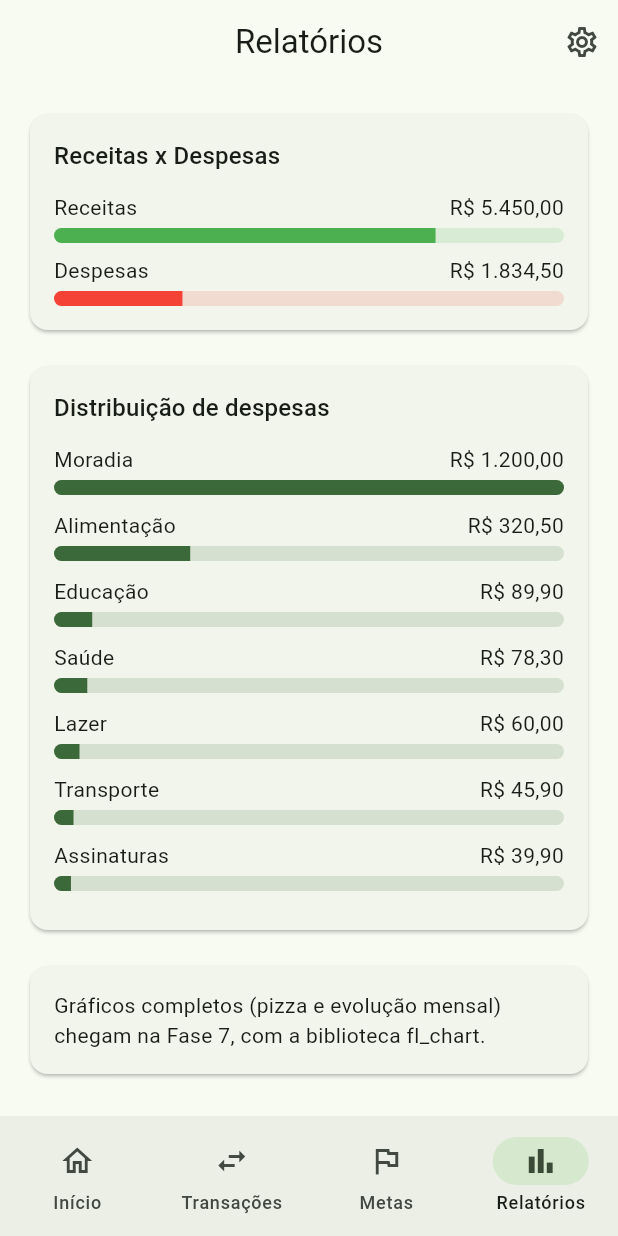
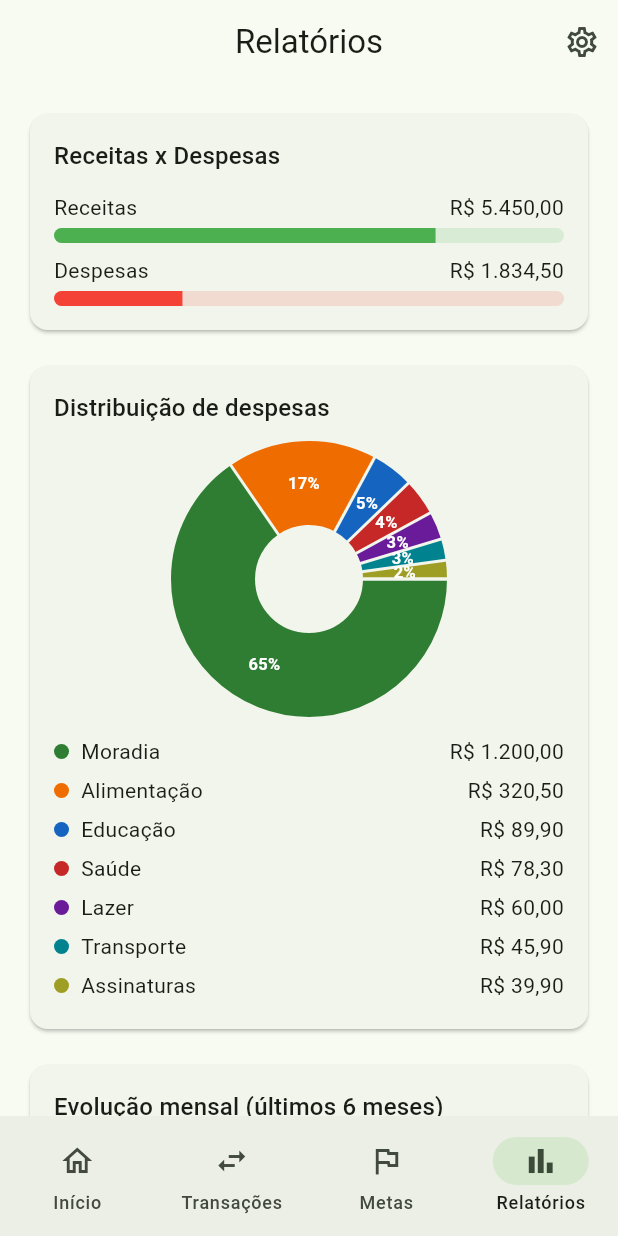
Before and after one commit to Bruno-Battisti/vida-financeira, a Flutter app: the screen it shows after launch, item 4 of the bottom bar chosen, on a phone screen of 412 x 824 dp. Run offline on Flutter 3.47's test engine with Material 3 defaults, Android fonts, the phone set to English and light mode, and no system bars; drawn by our look-alikes of fl_chart; our stand-ins replace drift, drift_flutter, flutter_riverpod, freezed_annotation, go_router, riverpod_annotation; accounts and stored records are empty; generated files the repository leaves out were written again.

Commit message:
feat: add charts to reports screen with fl_chart (Fase 7)
Adiciona reportsDataProvider combinando transacoes + categorias
num unico Future (totais, distribuicao de despesas por categoria
e evolucao mensal dos ultimos 6 meses), evitando AsyncValue
aninhado na tela.

Distribuicao de despesas agora e um PieChart (fl_chart) com
legenda colorida, substituindo as barras de comparacao simples
da Fase 1. Evolucao mensal e um BarChart agrupado (receita vs
despesa por mes, rotulo do mes via DateFormat 'MMM' pt_BR). A
comparacao receitas x despesas do topo continua como barras
simples, ja que nao precisa de biblioteca de graficos.

Teste de widget novo confirma que os dois graficos renderizam
com dados reais vindos do repositorio.

```diff
--- a/lib/features/reports/screens/reports_screen.dart
+++ b/lib/features/reports/screens/reports_screen.dart
@@ -2,47 +2,22 @@ import 'package:flutter/material.dart';
 import 'package:flutter_riverpod/flutter_riverpod.dart';
 
 import '../../../core/utils/formatters.dart';
-import '../../transactions/models/transaction.dart';
-import '../../transactions/providers/categories_provider.dart';
-import '../../transactions/providers/transactions_provider.dart';
+import '../providers/reports_providers.dart';
+import '../widgets/expense_pie_chart.dart';
+import '../widgets/monthly_evolution_chart.dart';
 
 class ReportsScreen extends ConsumerWidget {
   const ReportsScreen({super.key});
 
   @override
   Widget build(BuildContext context, WidgetRef ref) {
-    final transactionsAsync = ref.watch(transactionsProvider);
-    final categoriesAsync = ref.watch(categoriesProvider);
+    final reportsAsync = ref.watch(reportsDataProvider);
 
-    if (transactionsAsync.isLoading || categoriesAsync.isLoading) {
-      return const Center(child: CircularProgressIndicator());
-    }
-    if (transactionsAsync.hasError) {
-      return Center(child: Text('Erro: ${transactionsAsync.error}'));
-    }
-    if (categoriesAsync.hasError) {
-      return Center(child: Text('Erro: ${categoriesAsync.error}'));
-    }
-
-    final transactions = transactionsAsync.requireValue;
-    final categoryMap = {for (final c in categoriesAsync.requireValue) c.id: c};
-
-    final totalIncome = transactions
-        .where((t) => t.type == TransactionType.income)
-        .fold(0.0, (sum, t) => sum + t.amount);
-    final totalExpense = transactions
-        .where((t) => t.type == TransactionType.expense)
-        .fold(0.0, (sum, t) => sum + t.amount);
-    final total = totalIncome + totalExpense;
-
-    final categoryTotals = <int, double>{};
-    for (final t in transactions) {
-      if (t.type != TransactionType.expense) continue;
-      categoryTotals.update(t.categoryId, (v) => v + t.amount, ifAbsent: () => t.amount);
-    }
-    final sortedCategories = categoryTotals.entries.toList()
-      ..sort((a, b) => b.value.compareTo(a.value));
-    final maxCategoryValue = sortedCategories.isEmpty ? 1.0 : sortedCategories.first.value;
+    return reportsAsync.when(
+      loading: () => const Center(child: CircularProgressIndicator()),
+      error: (error, _) => Center(child: Text('Erro: $error')),
+      data: (reports) {
+        final total = reports.totalIncome + reports.totalExpense;
 
         return ListView(
           padding: const EdgeInsets.all(16),
@@ -57,15 +32,15 @@ class ReportsScreen extends ConsumerWidget {
                     const SizedBox(height: 12),
                     _ComparisonBar(
                       label: 'Receitas',
-                  value: totalIncome,
-                  ratio: total == 0 ? 0 : totalIncome / total,
+                      value: reports.totalIncome,
+                      ratio: total == 0 ? 0 : reports.totalIncome / total,
                       color: Colors.green,
                     ),
                     const SizedBox(height: 8),
                     _ComparisonBar(
                       label: 'Despesas',
-                  value: totalExpense,
-                  ratio: total == 0 ? 0 : totalExpense / total,
+                      value: reports.totalExpense,
+                      ratio: total == 0 ? 0 : reports.totalExpense / total,
                       color: Colors.red,
                     ),
                   ],
@@ -81,35 +56,37 @@ class ReportsScreen extends ConsumerWidget {
                   children: [
                     Text('Distribuição de despesas', style: Theme.of(context).textTheme.titleMedium),
                     const SizedBox(height: 12),
-                if (sortedCategories.isEmpty)
-                  const Text('Nenhuma despesa registrada.')
-                else
-                  ...sortedCategories.map((entry) {
-                    final category = categoryMap[entry.key];
-                    return Padding(
-                      padding: const EdgeInsets.only(bottom: 10),
-                      child: _ComparisonBar(
-                        label: category?.name ?? 'Categoria',
-                        value: entry.value,
-                        ratio: entry.value / maxCategoryValue,
-                        color: Theme.of(context).colorScheme.primary,
-                      ),
-                    );
-                  }),
+                    ExpensePieChart(expenseByCategory: reports.expenseByCategory),
                   ],
                 ),
               ),
             ),
             const SizedBox(height: 16),
-        const Card(
+            Card(
               child: Padding(
-            padding: EdgeInsets.all(16),
-            child: Text(
-              'Gráficos completos (pizza e evolução mensal) chegam na Fase 7, com a biblioteca fl_chart.',
+                padding: const EdgeInsets.all(16),
+                child: Column(
+                  crossAxisAlignment: CrossAxisAlignment.start,
+                  children: [
+                    Text('Evolução mensal (últimos 6 meses)', style: Theme.of(context).textTheme.titleMedium),
+                    const SizedBox(height: 12),
+                    MonthlyEvolutionChart(months: reports.monthlyEvolution),
+                    const SizedBox(height: 8),
+                    Row(
+                      mainAxisAlignment: MainAxisAlignment.center,
+                      children: const [
+                        _LegendDot(color: Colors.green, label: 'Receitas'),
+                        SizedBox(width: 16),
+                        _LegendDot(color: Colors.red, label: 'Despesas'),
+                      ],
+                    ),
+                  ],
                 ),
               ),
             ),
           ],
+        );
+      },
     );
   }
 }
@@ -153,3 +130,26 @@ class _ComparisonBar extends StatelessWidget {
     );
   }
 }
+
+class _LegendDot extends StatelessWidget {
+  const _LegendDot({required this.color, required this.label});
+
+  final Color color;
+  final String label;
+
+  @override
+  Widget build(BuildContext context) {
+    return Row(
+      mainAxisSize: MainAxisSize.min,
+      children: [
+        Container(
+          width: 10,
+          height: 10,
+          decoration: BoxDecoration(color: color, shape: BoxShape.circle),
+        ),
+        const SizedBox(width: 6),
+        Text(label, style: Theme.of(context).textTheme.bodySmall),
+      ],
+    );
+  }
+}
--- /dev/null
+++ b/lib/features/reports/widgets/expense_pie_chart.dart
@@ -0,0 +1,75 @@
+import 'package:fl_chart/fl_chart.dart';
+import 'package:flutter/material.dart';
+
+import '../../../core/constants/chart_colors.dart';
+import '../../../core/utils/formatters.dart';
+import '../providers/reports_providers.dart';
+
+class ExpensePieChart extends StatelessWidget {
+  const ExpensePieChart({super.key, required this.expenseByCategory});
+
+  final List<CategoryBreakdown> expenseByCategory;
+
+  @override
+  Widget build(BuildContext context) {
+    if (expenseByCategory.isEmpty) {
+      return const Padding(
+        padding: EdgeInsets.symmetric(vertical: 8),
+        child: Text('Nenhuma despesa registrada.'),
+      );
+    }
+
+    final total = expenseByCategory.fold(0.0, (sum, item) => sum + item.value);
+
+    return Column(
+      children: [
+        SizedBox(
+          height: 180,
+          child: PieChart(
+            PieChartData(
+              sectionsSpace: 2,
+              centerSpaceRadius: 36,
+              sections: [
+                for (var i = 0; i < expenseByCategory.length; i++)
+                  PieChartSectionData(
+                    value: expenseByCategory[i].value,
+                    color: chartColorAt(i),
+                    radius: 56,
+                    title: total == 0
+                        ? ''
+                        : '${(expenseByCategory[i].value / total * 100).toStringAsFixed(0)}%',
+                    titleStyle: const TextStyle(
+                      color: Colors.white,
+                      fontSize: 11,
+                      fontWeight: FontWeight.bold,
+                    ),
+                  ),
+              ],
+            ),
+          ),
+        ),
+        const SizedBox(height: 12),
+        Column(
+          children: [
+            for (var i = 0; i < expenseByCategory.length; i++)
+              Padding(
+                padding: const EdgeInsets.symmetric(vertical: 3),
+                child: Row(
+                  children: [
+                    Container(
+                      width: 10,
+                      height: 10,
+                      decoration: BoxDecoration(color: chartColorAt(i), shape: BoxShape.circle),
+                    ),
+                    const SizedBox(width: 8),
+                    Expanded(child: Text(expenseByCategory[i].category.name)),
+                    Text(formatCurrency(expenseByCategory[i].value)),
+                  ],
+                ),
+              ),
+          ],
+        ),
+      ],
+    );
+  }
+}
--- a/pubspec.yaml
+++ b/pubspec.yaml
@@ -43,6 +43,7 @@ dependencies:
   path_provider: ^2.1.6
   path: ^1.9.1
   intl: ^0.20.3
+  fl_chart: ^1.2.0
 
 dev_dependencies:
   flutter_test:
```
Also changed, not shown: lib/core/constants/chart_colors.dart (added, +16 -0 lines), lib/features/reports/providers/reports_providers.dart (added, +64 -0 lines), lib/features/reports/widgets/monthly_evolution_chart.dart (added, +59 -0 lines), lib/features/reports/providers/reports_providers.g.dart (added), pubspec.lock, 1 other file. Lines whose indentation alone changed are shown as unchanged.
